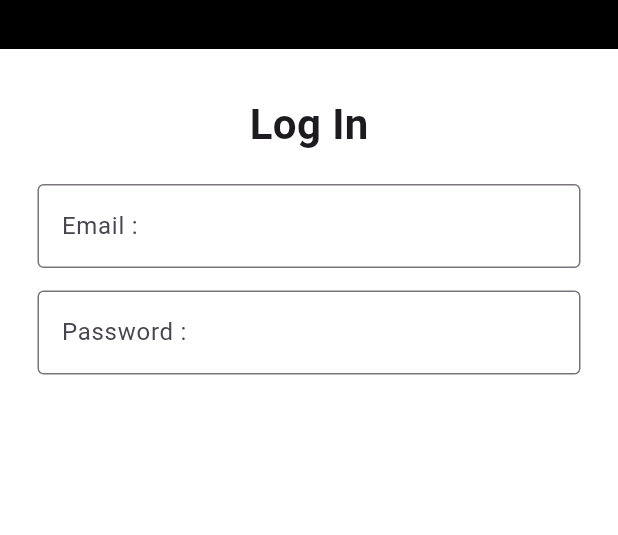
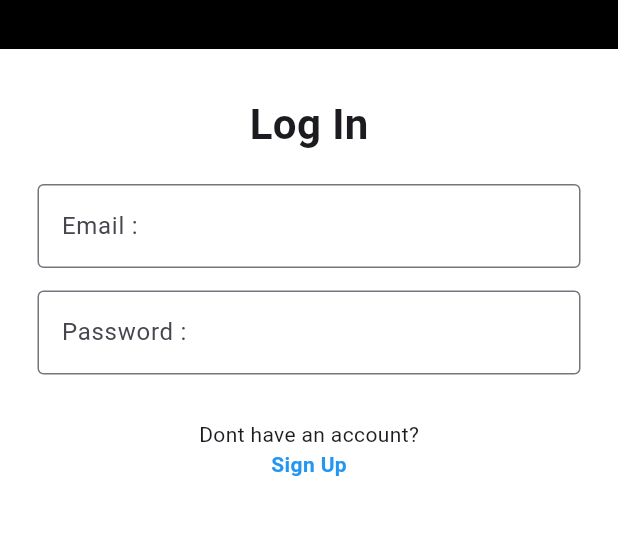
Before and after one commit to rhobread/FlutterSkripsi, a Flutter app: the screen it shows after launch, after a tap on "Log In", on a phone screen of 412 x 824 dp, the part 101-636 px from its top. Run offline on Flutter 3.47's test engine with Material 3 defaults, Android fonts, the phone set to English and light mode, and no system bars.

```diff
--- a/frontend-skripsi/lib/login.dart
+++ b/frontend-skripsi/lib/login.dart
@@ -1,4 +1,5 @@
 import 'package:flutter/material.dart';
+import 'package:flutter_application_1/signup.dart';
 
 class LoginPage extends StatelessWidget {
   const LoginPage({super.key});
@@ -65,6 +66,32 @@ class LoginPage extends StatelessWidget {
                       ),
                     ),
                     const SizedBox(height: 30),
+
+                    const Text(
+                      'Dont have an account?',
+                      style: TextStyle(fontSize: 14),
+                    ),
+
+                    GestureDetector(
+                      onTap: () {
+                        Navigator.push(
+                          context,
+                          MaterialPageRoute(
+                            builder: (context) => const SignUpPage(),
+                          ),
+                        );
+                      },
+                      child: const Text(
+                        'Sign Up',
+                        style: TextStyle(
+                          fontSize: 14,
+                          fontWeight: FontWeight.bold,
+                          color: Colors.blue,
+                        ),
+                      ),
+                    ),
+
+                    const SizedBox(height: 30),
                   ],
                 ),
               ),
--- a/frontend-skripsi/lib/signup.dart
+++ b/frontend-skripsi/lib/signup.dart
@@ -1,8 +1,79 @@
 import 'package:flutter/material.dart';
+import 'package:http/http.dart' as http;
+import 'dart:convert';
 import 'package:flutter_application_1/login.dart';
 
-class SignUpPage extends StatelessWidget {
+class SignUpPage extends StatefulWidget {
   const SignUpPage({super.key});
+
+  @override
+  _SignUpPageState createState() => _SignUpPageState();
+}
+
+class _SignUpPageState extends State<SignUpPage> {
+  final TextEditingController _emailController = TextEditingController();
+  final TextEditingController _usernameController = TextEditingController();
+  final TextEditingController _passwordController = TextEditingController();
+
+  bool _isLoading = false;
+
+  Future<void> _signUp() async {
+    final String email = _emailController.text.trim();
+    final String username = _usernameController.text.trim();
+    final String password = _passwordController.text.trim();
+
+    if (email.isEmpty || username.isEmpty || password.isEmpty) {
+      _showMessage('All fields are required');
+      return;
+    }
+
+    setState(() {
+      _isLoading = true;
+    });
+
+    final Uri url = Uri.parse('http://10.0.2.2:3005/user/register');
+
+    try {
+      final response = await http.post(
+        url,
+        headers: {'Content-Type': 'application/json'},
+        body: jsonEncode({
+          'email': email,
+          'name': username,
+          'password': password,
+        }),
+      );
+
+      setState(() {
+        _isLoading = false;
+      });
+
+      if (response.statusCode == 200 || response.statusCode == 201) {
+        _showMessage('Sign up successful!', success: true);
+        Navigator.pushReplacement(
+          context,
+          MaterialPageRoute(builder: (context) => const LoginPage()),
+        );
+      } else {
+        final Map<String, dynamic> responseData = jsonDecode(response.body);
+        _showMessage(responseData['message'] ?? 'Sign up failed');
+      }
+    } catch (e) {
+      setState(() {
+        _isLoading = false;
+      });
+      _showMessage('Error: Unable to connect to the server');
+    }
+  }
+
+  void _showMessage(String message, {bool success = false}) {
+    ScaffoldMessenger.of(context).showSnackBar(
+      SnackBar(
+        content: Text(message),
+        backgroundColor: success ? Colors.green : Colors.red,
+      ),
+    );
+  }
 
   @override
   Widget build(BuildContext context) {
@@ -49,8 +120,9 @@ class SignUpPage extends StatelessWidget {
                     const SizedBox(height: 20),
 
                     // Email Field
-                    const TextField(
-                      decoration: InputDecoration(
+                    TextField(
+                      controller: _emailController,
+                      decoration: const InputDecoration(
                         labelText: 'Email :',
                         border: OutlineInputBorder(),
                       ),
@@ -58,8 +130,9 @@ class SignUpPage extends StatelessWidget {
                     const SizedBox(height: 15),
 
                     // Username Field
-                    const TextField(
-                      decoration: InputDecoration(
+                    TextField(
+                      controller: _usernameController,
+                      decoration: const InputDecoration(
                         labelText: 'Username :',
                         border: OutlineInputBorder(),
                       ),
@@ -67,13 +140,29 @@ class SignUpPage extends StatelessWidget {
                     const SizedBox(height: 15),
 
                     // Password Field
-                    const TextField(
+                    TextField(
+                      controller: _passwordController,
                       obscureText: true,
-                      decoration: InputDecoration(
+                      decoration: const InputDecoration(
                         labelText: 'Password :',
                         border: OutlineInputBorder(),
                       ),
                     ),
+                    const SizedBox(height: 20),
+
+                    // Sign Up Button
+                    SizedBox(
+                      width: double.infinity,
+                      child: ElevatedButton(
+                        onPressed: _isLoading ? null : _signUp,
+                        child: _isLoading
+                            ? const CircularProgressIndicator(
+                                color: Colors.white,
+                              )
+                            : const Text('Sign Up'),
+                      ),
+                    ),
+
                     const SizedBox(height: 20),
 
                     // Login Text
```
Also changed, not shown: 1 other file.
